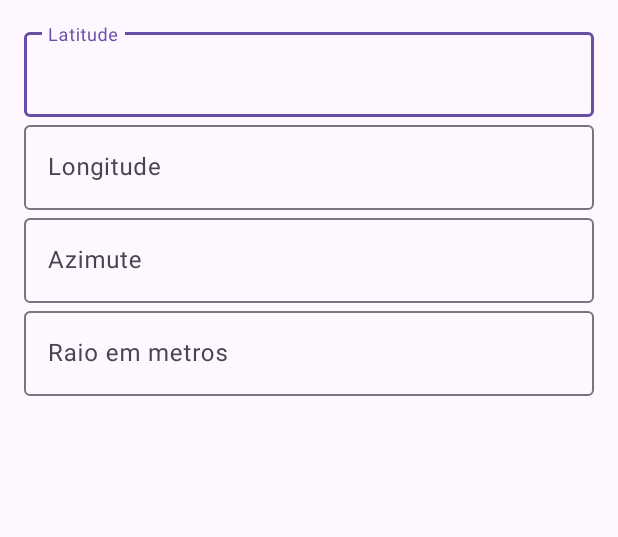
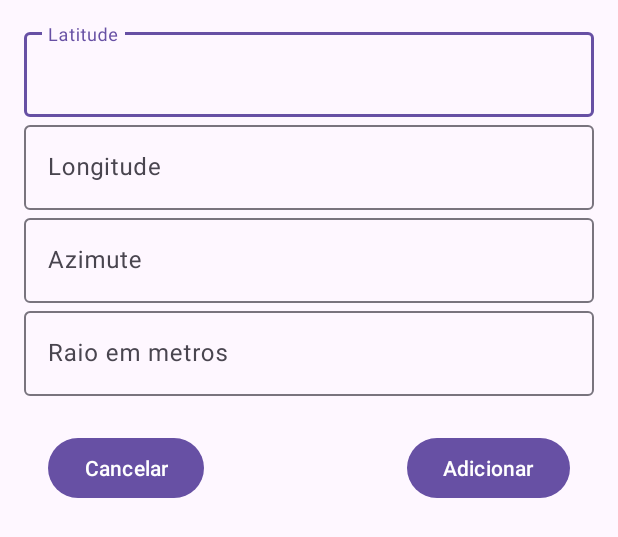
Before and after one commit to Adenilton1401/mapERB, an Android app: the layout dialog_add_polygon.xml on its own in the app's theme, with its tools: preview values and no code run, on a phone screen of 412 x 824 dp. Shown: the top 537 px of the screen. Run offline under Robolectric (Android 15) with nearby library versions, the phone set to English and light mode, and no system bars.

Commit message:
Foi implementada as validações das entradas de dados e criado um novo dialog

```diff
--- a/app/src/main/java/devandroid/adenilton/estudomap/utils/Util.kt
+++ b/app/src/main/java/devandroid/adenilton/estudomap/utils/Util.kt
@@ -29,6 +29,8 @@ class Util {
             }
         }
 
+
+
     }
 
 }
--- a/app/src/main/res/layout/dialog_add_polygon.xml
+++ b/app/src/main/res/layout/dialog_add_polygon.xml
@@ -1,6 +1,7 @@
 <?xml version="1.0" encoding="utf-8"?>
 <androidx.constraintlayout.widget.ConstraintLayout xmlns:android="http://schemas.android.com/apk/res/android"
     xmlns:app="http://schemas.android.com/apk/res-auto"
+    xmlns:tools="http://schemas.android.com/tools"
     android:layout_width="match_parent"
     android:layout_height="wrap_content"
     android:padding="16dp">
@@ -65,6 +66,25 @@
 
     </com.google.android.material.textfield.TextInputLayout>
 
+    <com.google.android.material.button.MaterialButton
+        android:id="@+id/btnCancel"
+        android:layout_width="wrap_content"
+        android:layout_height="wrap_content"
+        android:layout_marginStart="16dp"
+        android:layout_marginTop="24dp"
+        android:text="Cancelar"
+        app:layout_constraintStart_toStartOf="parent"
+        app:layout_constraintTop_toBottomOf="@id/tilRaio" />
+
+    <com.google.android.material.button.MaterialButton
+        android:id="@+id/btnAdd"
+        android:layout_width="wrap_content"
+        android:layout_height="wrap_content"
+        android:layout_marginTop="24dp"
+        android:layout_marginEnd="16dp"
+        android:text="Adicionar"
+        app:layout_constraintEnd_toEndOf="parent"
+        app:layout_constraintTop_toBottomOf="@id/tilRaio" />
 
 
 </androidx.constraintlayout.widget.ConstraintLayout>
--- a/app/src/main/res/values/strings.xml
+++ b/app/src/main/res/values/strings.xml
@@ -1,5 +1,6 @@
 <resources>
-    <string name="app_name">EstudoMap</string>
+    <string name="app_name">Erb
+        Azimuth</string>
     <string name="longitude">Longitude</string>
     <string name="azimute">Azimute</string>
     <string name="raio">Raio em metros</string>
```
Also changed, not shown: app/src/main/java/devandroid/adenilton/estudomap/view/DialogFragmentAddPolygon.kt (added, +108 -0 lines), app/src/main/java/devandroid/adenilton/estudomap/view/MainActivity.kt (+45 -17 lines), app/src/main/java/devandroid/adenilton/estudomap/viewmodel/MapViewModel.kt (+33 -0 lines).
